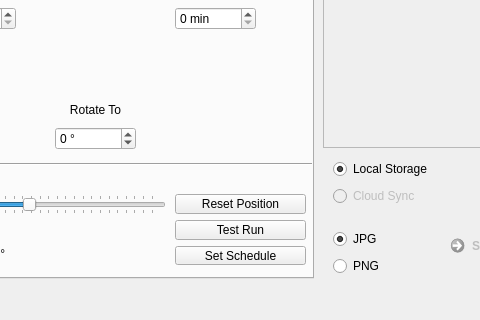
Qt form _ui/FlashLapse_CP.ui (CoSE-Jerry/Flashlapse_NEO) before a commit; both pictures show x 157 to 637 and y 172 to 492 of the 800 by 492 pixel window.
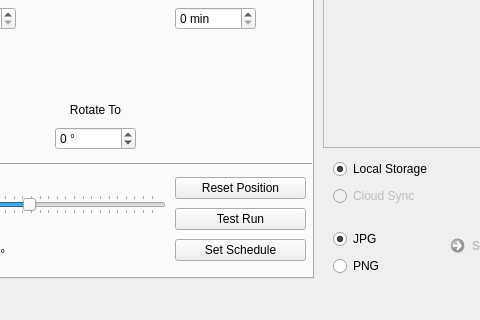
The same form after that commit. Icons and pictures are not drawn.

What changed in the file:
```diff
--- a/_ui/FlashLapse_CP.ui
+++ b/_ui/FlashLapse_CP.ui
@@ -1101,9 +1101,9 @@
       <property name="geometry">
        <rect>
         <x>300</x>
-        <y>320</y>
+        <y>300</y>
         <width>131</width>
-        <height>71</height>
+        <height>91</height>
        </rect>
       </property>
       <layout class="QVBoxLayout" name="verticalLayout_17">
```
